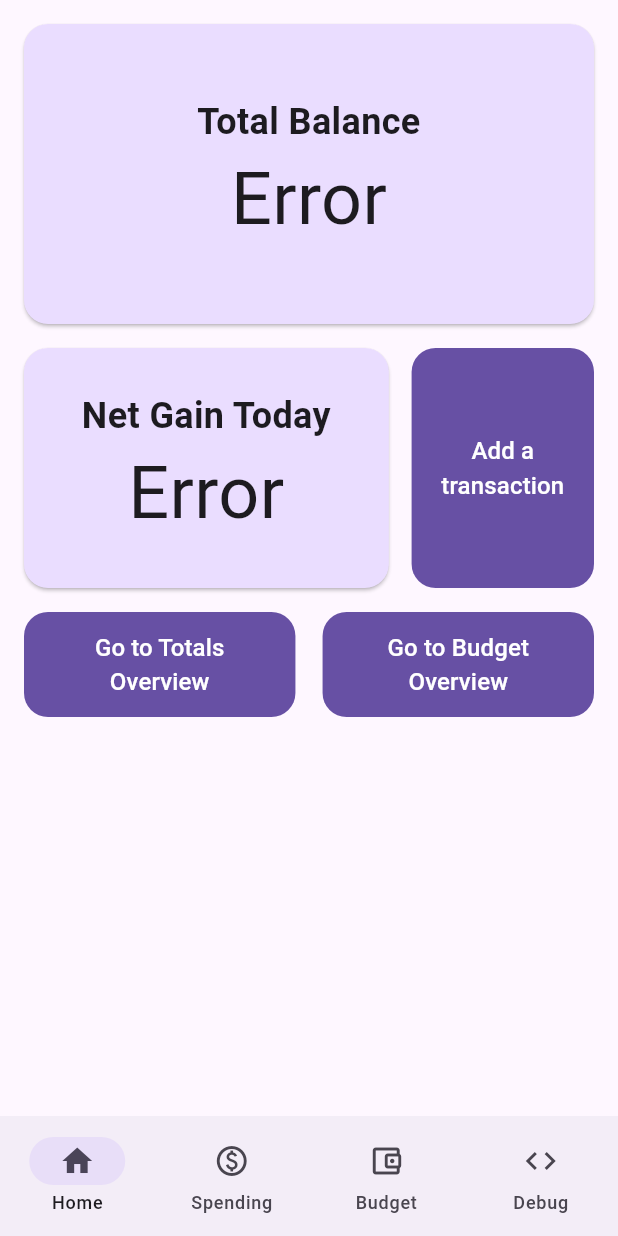
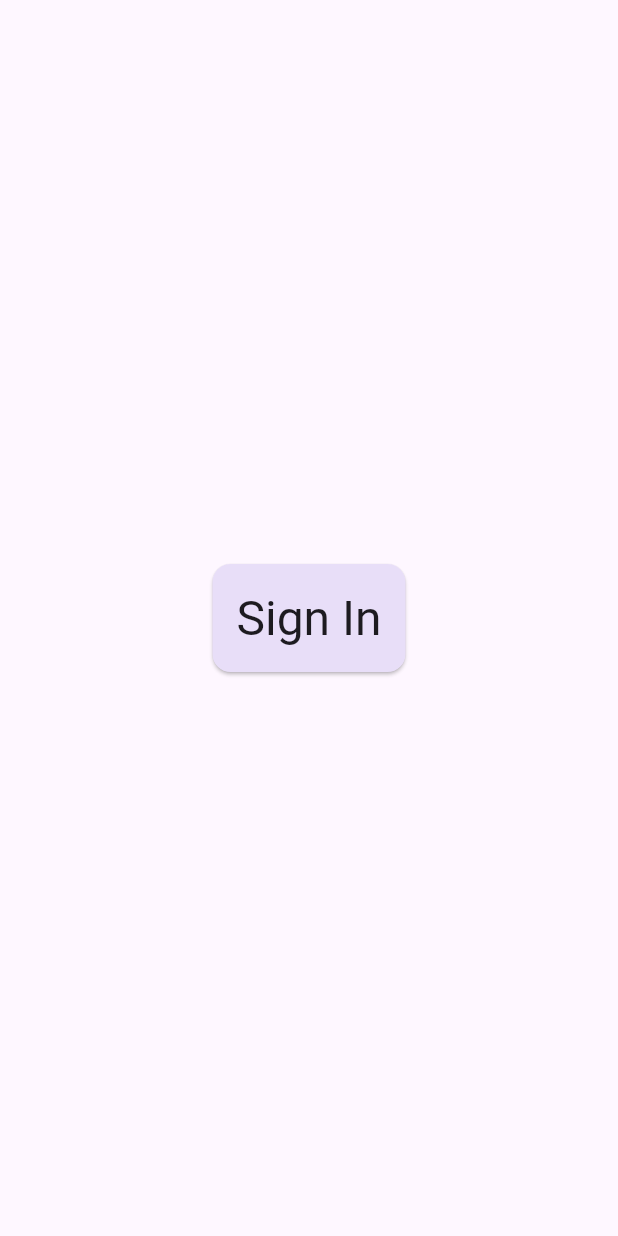
Before and after one commit to WhoIsConch/Budgeteer, a Flutter app: the screen it shows after launch, on a phone screen of 412 x 824 dp. Run offline on Flutter 3.47's test engine with Material 3 defaults, Android fonts, the phone set to English and light mode, and no system bars; drawn by our look-alikes of auto_size_text, dynamic_color; our stand-ins replace firebase_auth, firebase_core, fl_chart, flutter_colorpicker, shared_preferences, sqflite; accounts and stored records are empty.

Commit message:
Begin adding login

```diff
--- a/lib/main.dart
+++ b/lib/main.dart
@@ -1,3 +1,4 @@
+import 'package:budget/panels/login.dart';
 import 'package:budget/panels/statistics.dart';
 import 'package:flutter/material.dart';
 import 'package:flutter/services.dart';
@@ -81,7 +82,9 @@ class _BudgetAppState extends State<BudgetApp> with WidgetsBindingObserver {
       return MaterialApp(
           scaffoldMessengerKey: tools.scaffoldMessengerKey,
           title: 'Budgeteer',
-          home: const HomePage(),
+          home: FirebaseAuth.instance.currentUser != null
+              ? const HomePage()
+              : const LoginPage(),
           theme: ThemeData(
             colorScheme:
                 lightDynamic?.harmonized() ?? ThemeData.light().colorScheme,
--- /dev/null
+++ b/lib/panels/login.dart
@@ -0,0 +1,28 @@
+import 'package:flutter/material.dart';
+
+class LoginPage extends StatefulWidget {
+  const LoginPage({super.key});
+
+  @override
+  State<LoginPage> createState() => _LoginPageState();
+}
+
+class _LoginPageState extends State<LoginPage> {
+  @override
+  Widget build(BuildContext context) {
+    return Scaffold(
+        body: Center(
+            child: Card(
+                color: Theme.of(context).colorScheme.secondaryContainer,
+                child: Padding(
+                  padding: EdgeInsets.all(16.0),
+                  child: Column(
+                      mainAxisSize: MainAxisSize.min,
+                      crossAxisAlignment: CrossAxisAlignment.start,
+                      children: [
+                        Text("Sign In",
+                            style: Theme.of(context).textTheme.headlineLarge),
+                      ]),
+                ))));
+  }
+}
```
